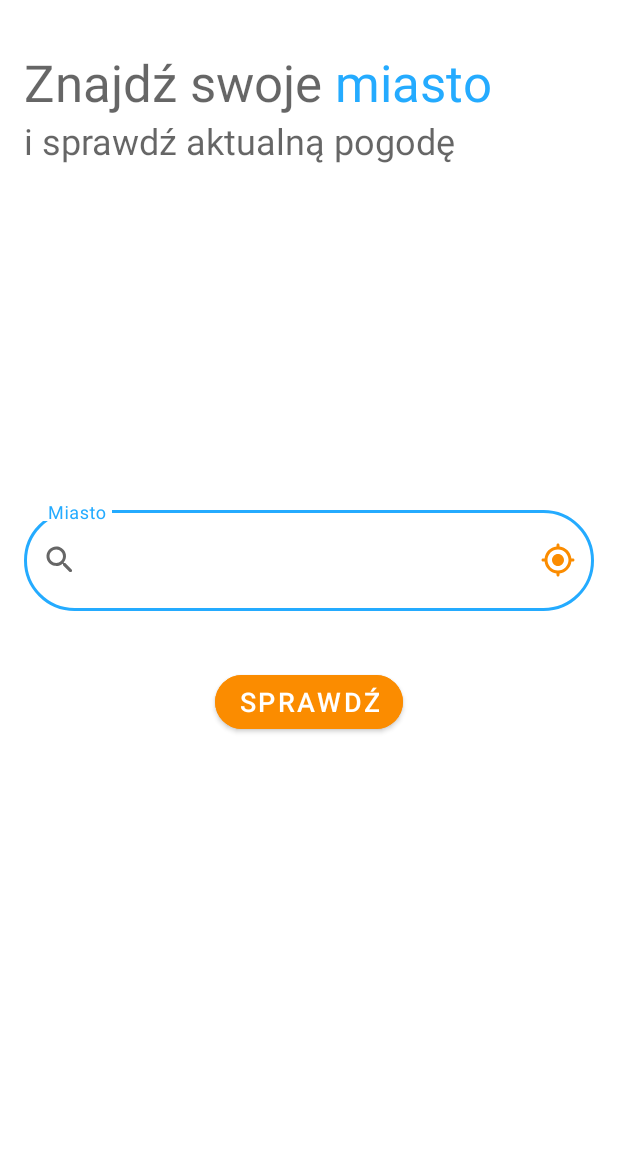
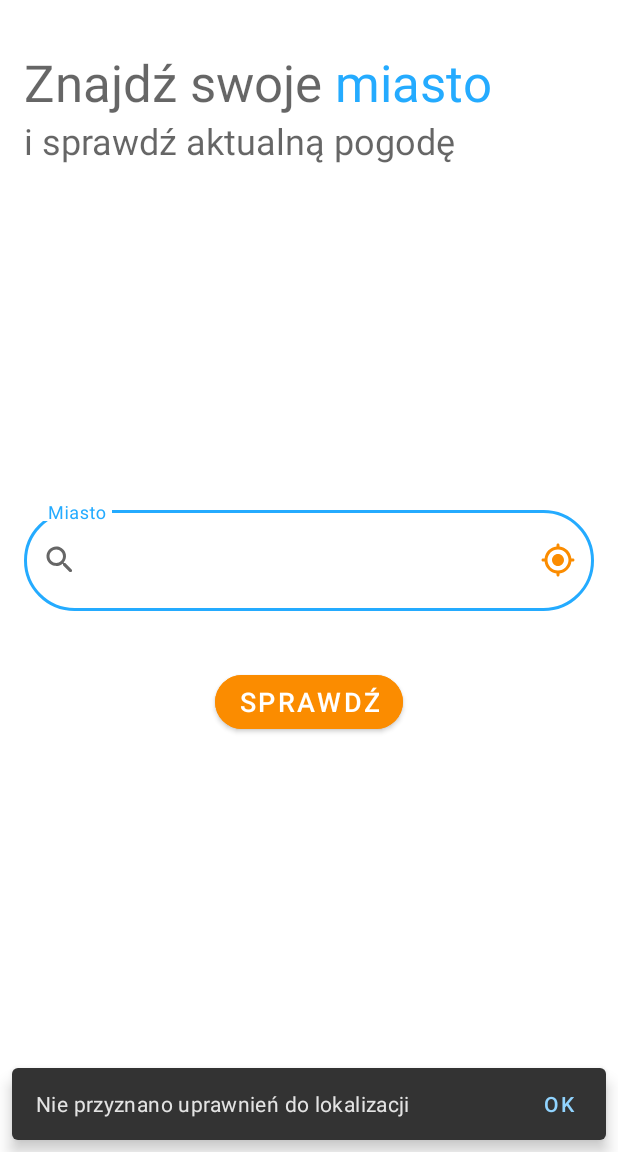
Before and after one commit to hwawrzacz/weatherapp, an Android app: the screen it shows after launch (MainActivity), after a tap on an icon or button, on a phone screen of 412 x 824 dp, the part 84-1236 px from its top. Run offline under Robolectric (Android 15) with nearby library versions, the phone set to English and light mode, and no system bars; 1 other tap on this screen came first.

Commit message:
Replace toasts with snackbars

```diff
--- a/app/src/main/java/com/wawrzacz/weather/view/home/HomeScreen.kt
+++ b/app/src/main/java/com/wawrzacz/weather/view/home/HomeScreen.kt
@@ -3,7 +3,9 @@ package com.wawrzacz.weather.view.home
 import android.Manifest
 import android.content.Context
 import android.content.pm.PackageManager
+import android.content.res.ColorStateList
 import android.net.ConnectivityManager
+import android.os.Build
 import android.os.Bundle
 import com.wawrzacz.weather.utils.Validator
 import android.util.Log
@@ -12,12 +14,16 @@ import android.view.View
 import android.view.ViewGroup
 import android.view.inputmethod.InputMethodManager
 import android.widget.Toast
+import androidx.annotation.RequiresApi
 import androidx.appcompat.app.AppCompatActivity
 import androidx.core.content.ContextCompat
+import androidx.core.graphics.toColor
+import androidx.core.graphics.toColorLong
 import androidx.fragment.app.Fragment
 import androidx.lifecycle.Observer
 import androidx.lifecycle.ViewModelProvider
 import com.google.android.material.button.MaterialButton
+import com.google.android.material.snackbar.Snackbar
 import com.google.android.material.textfield.TextInputEditText
 import com.google.android.material.textfield.TextInputLayout
 import com.wawrzacz.weather.R
@@ -134,7 +140,7 @@ class HomeScreen: Fragment() {
                 openDetailsFragment()
                 disableLoadingAnimation()
             } else if (response.isFinished && !response.isSuccess) {
-                makeToastShort(getString(R.string.err_city_not_found))
+                makeSnackBarLong(getString(R.string.err_city_not_found), getString(R.string.common_ok))
                 disableLoadingAnimation()
             }
         }
@@ -150,7 +156,7 @@ class HomeScreen: Fragment() {
     }
 
     private fun handleNoInternetAccess() {
-        makeToastShort(getString(R.string.err_no_internet_access))
+        makeSnackBarLong(getString(R.string.err_no_internet_access), getString(R.string.common_ok))
     }
 
     private fun isLocationPermissionGranted(): Boolean {
@@ -158,7 +164,7 @@ class HomeScreen: Fragment() {
     }
 
     private fun handleNoLocationPermission() {
-        makeToastShort("Nie przyznano uprawnień do lokalizacji")
+        makeSnackBarLong("Nie przyznano uprawnień do lokalizacji", getString(R.string.common_ok))
     }
 
     private fun setError(errorMessage: String) {
@@ -185,7 +191,9 @@ class HomeScreen: Fragment() {
         }
     }
 
-    private fun makeToastShort(message: String) {
-        Toast.makeText(context, message, Toast.LENGTH_SHORT).show()
+    private fun makeSnackBarLong(message: String, actionText: String) {
+        Snackbar.make(view!!, message, Snackbar.LENGTH_LONG)
+            .setAction(actionText, {})
+            .show()
     }
 }
```
